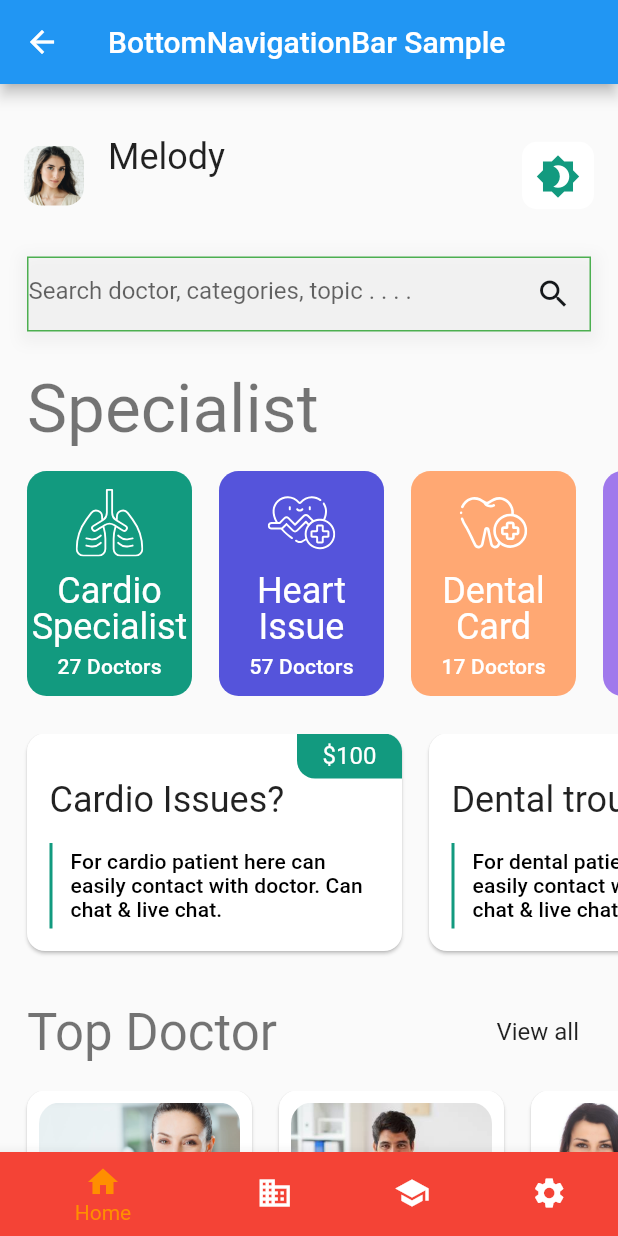
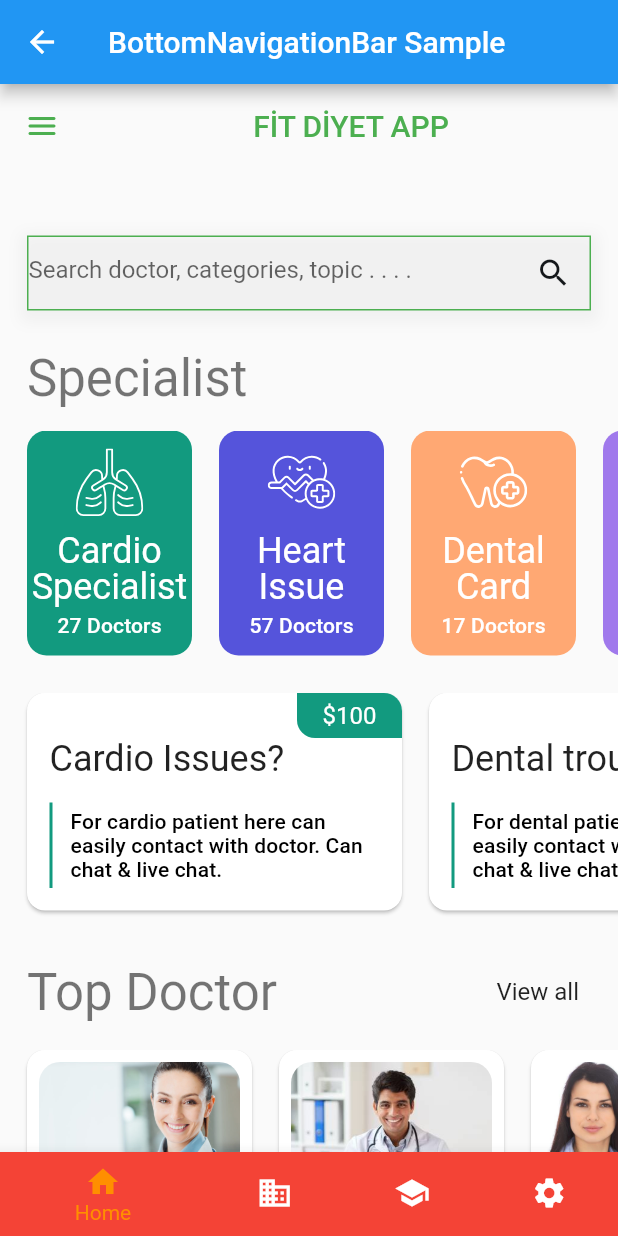
Before and after one commit to abdullah017/fit_diyet_login_ui, a Flutter app: the BottomBarMenu screen opened directly, on a phone screen of 412 x 824 dp. Run offline on Flutter 3.47's test engine with Material 2 defaults, Android fonts, the phone set to English and light mode, and no system bars; our stand-ins replace flutter_rating_bar, flutter_svg, google_fonts.

Commit message:
views edited

```diff
--- a/lib/views/home.dart
+++ b/lib/views/danisan/danisan_home.dart
@@ -1,5 +1,4 @@
 import 'package:doctor_consultant_mobile_app/helpers/colors.dart';
-import 'package:doctor_consultant_mobile_app/providers/theme_provider.dart';
 import 'package:doctor_consultant_mobile_app/views/doctor_detail.dart';
 import 'package:doctor_consultant_mobile_app/views/doctor_list.dart';
 import 'package:doctor_consultant_mobile_app/widgets/consultation_card.dart';
@@ -9,12 +8,12 @@ import 'package:doctor_consultant_mobile_app/widgets/specialist_card.dart';
 import 'package:flutter/material.dart';
 import 'package:doctor_consultant_mobile_app/models/doctor.dart';
 
-class HomeView extends StatefulWidget {
+class DanisanHomeView extends StatefulWidget {
   @override
-  _HomeViewState createState() => _HomeViewState();
+  _DanisanHomeViewState createState() => _DanisanHomeViewState();
 }
 
-class _HomeViewState extends State<HomeView> {
+class _DanisanHomeViewState extends State<DanisanHomeView> {
   @override
   Widget build(BuildContext context) {
     final theme = Theme.of(context);
@@ -22,50 +21,22 @@ class _HomeViewState extends State<HomeView> {
     return MaterialApp(
       debugShowCheckedModeBanner: false,
       home: Scaffold(
-        appBar: PreferredSize(
-          preferredSize: Size.fromHeight(70.0),
-          child: Padding(
-            padding: const EdgeInsets.only(top: 25.0),
-            child: ListTile(
-              leading: Container(
-                width: 40.0,
-                height: 40.0,
-                decoration: BoxDecoration(
-                  borderRadius: BorderRadius.circular(12.0),
-                  image: DecorationImage(
-                    image: AssetImage(
-                        "assets/01-shutterstock_476340928-Irina-Bg.jpg"),
-                    fit: BoxFit.cover,
-                  ),
-                ),
+        drawer: Drawer(),
+        appBar: AppBar(
+          backgroundColor: Colors.transparent,
+          elevation: 0,
+          leading: Builder(
+            builder: (context) => IconButton(
+              icon: Icon(
+                Icons.menu_rounded,
+                color: Colors.green,
               ),
-              title: Text("Melody", style: theme.textTheme.headline5),
-              subtitle: Text(
-                "",
-                style: theme.textTheme.subtitle2,
-              ),
-              trailing: Container(
-                decoration: BoxDecoration(
-                  borderRadius: BorderRadius.circular(10.0),
-                  color: theme.cardColor,
-                ),
-                child: IconButton(
-                  onPressed: () {
-                    setState(() {
-                      // Provider.of<ThemeProvider>(context, listen: false)
-                      //     .changeTheme();
-                    });
-                  },
-                  icon: Icon(
-                    ThemeProvider().lightTheme
-                        ? Icons.brightness_5
-                        : Icons.brightness_4,
-                    color: kGreenColor,
-                    size: 30.0,
-                  ),
-                ),
-              ),
+              onPressed: () => Scaffold.of(context).openDrawer(),
             ),
+          ),
+          title: Center(
+            child:
+                Text(" FİT DİYET APP ", style: TextStyle(color: Colors.green)),
           ),
         ),
         body: Container(
@@ -80,7 +51,7 @@ class _HomeViewState extends State<HomeView> {
                 SizedBox(height: 25.0),
                 Padding(
                   padding: const EdgeInsets.symmetric(horizontal: 18.0),
-                  child: Text("Specialist", style: theme.textTheme.headline3),
+                  child: Text("Specialist", style: theme.textTheme.headline4),
                 ),
                 SizedBox(height: 15.0),
                 Container(
--- a/lib/widgets/bottom_bar_menu.dart
+++ b/lib/widgets/bottom_bar_menu.dart
@@ -1,6 +1,6 @@
 import 'package:doctor_consultant_mobile_app/views/doctor_detail.dart';
 import 'package:doctor_consultant_mobile_app/views/doctor_list.dart';
-import 'package:doctor_consultant_mobile_app/views/home.dart';
+import 'package:doctor_consultant_mobile_app/views/danisan/danisan_home.dart';
 import 'package:flutter/material.dart';
 
 class BottomBarMenu extends StatefulWidget {
@@ -13,7 +13,7 @@ class _BottomBarMenuState extends State<BottomBarMenu> {
   Widget build(BuildContext context) {
     int _selectedIndex = 0;
     List<Widget> _widgetOptions = <Widget>[
-      HomeView(),
+      DanisanHomeView(),
       DoctorListViewDetail(),
       DoctorListView()
     ];
```
Also changed, not shown: lib/views/auth/login.dart (+50 -3 lines), lib/views/auth/register.dart (+7 -7 lines), lib/views/diyetisyen/diyetisyen_home.dart (added, +167 -0 lines).
